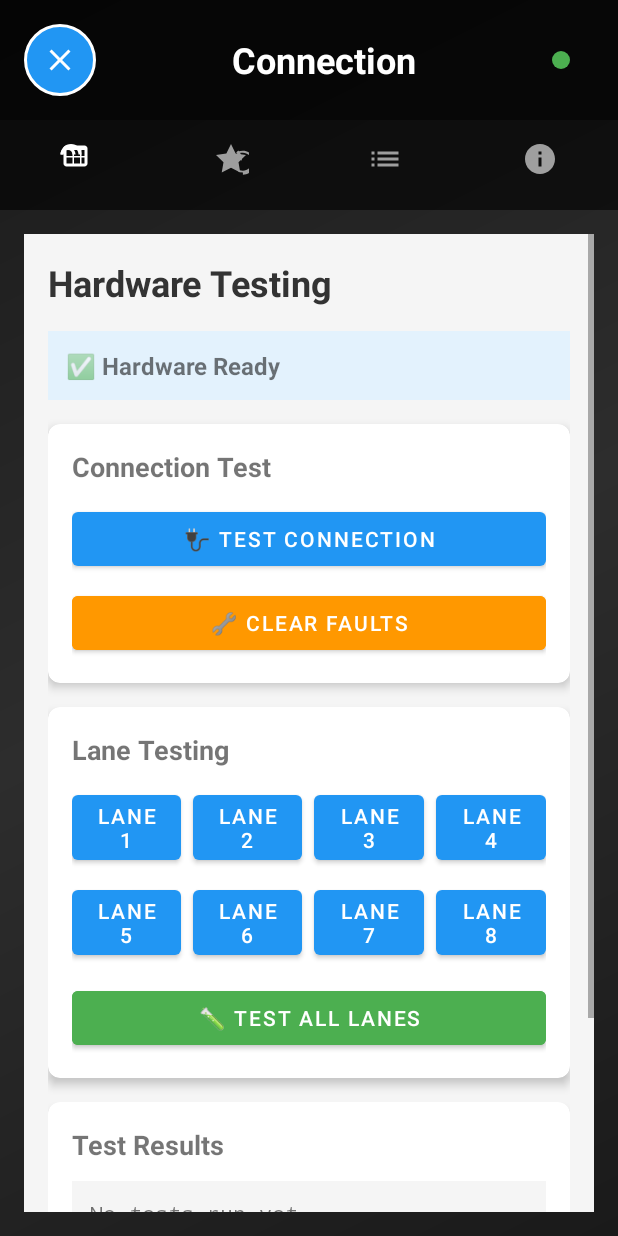
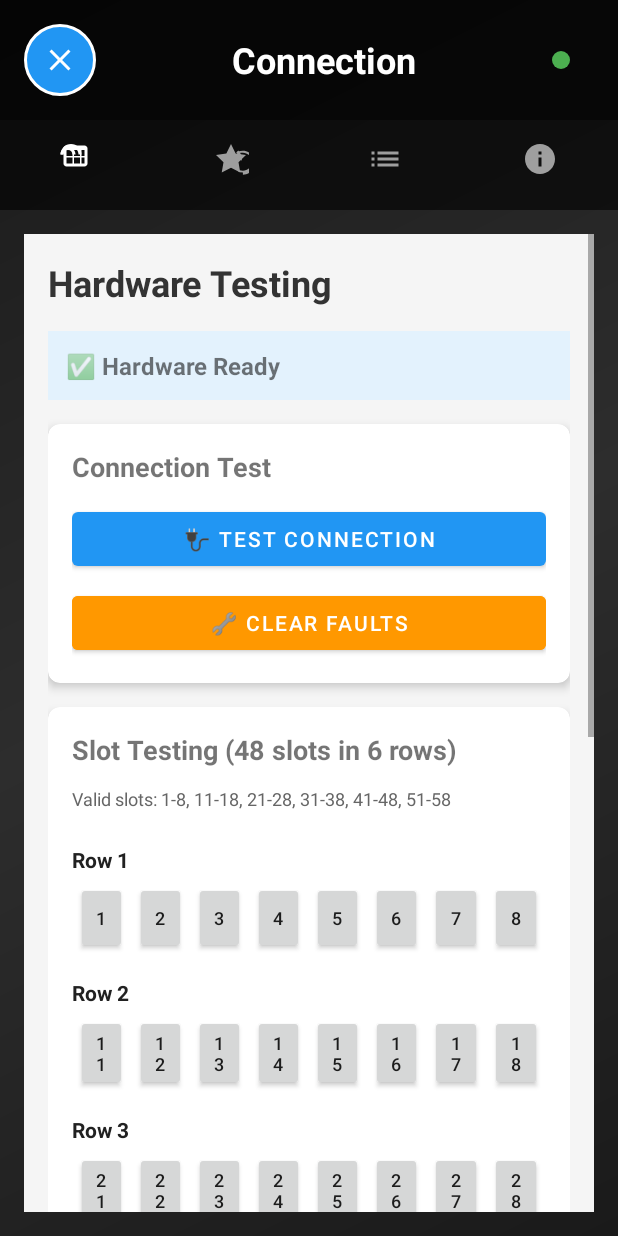
Before and after one commit to kimoantiqe/waterfountain-vending, an Android app: the fragment HardwareTestingFragment placed in its activity, on a phone screen of 412 x 824 dp. Run offline under Robolectric (Android 15) with nearby library versions, the phone set to English and light mode, and no system bars.

Commit message:
fix issues

```diff
--- a/app/src/main/java/com/waterfountainmachine/app/admin/fragments/HardwareTestingFragment.kt
+++ b/app/src/main/java/com/waterfountainmachine/app/admin/fragments/HardwareTestingFragment.kt
@@ -1,20 +1,27 @@
 package com.waterfountainmachine.app.admin.fragments
 
+import android.graphics.Color
 import android.os.Bundle
 import android.view.LayoutInflater
 import android.view.View
 import android.view.ViewGroup
+import android.widget.Button
+import android.widget.LinearLayout
 import android.widget.Toast
+import androidx.core.content.ContextCompat
 import androidx.fragment.app.Fragment
 import androidx.lifecycle.lifecycleScope
+import com.waterfountainmachine.app.R
 import com.waterfountainmachine.app.WaterFountainApplication
 import com.waterfountainmachine.app.databinding.FragmentHardwareTestingBinding
+import com.waterfountainmachine.app.hardware.sdk.SlotValidator
 import com.waterfountainmachine.app.utils.AppLog
 import kotlinx.coroutines.launch
 
 /**
  * Hardware Testing Panel
- * Test connection, individual lanes, and clear faults
+ * Test connection, individual slots (48 total), and clear faults
+ * Supports 48 slots in 6 rows: 1-8, 11-18, 21-28, 31-38, 41-48, 51-58
  */
 class HardwareTestingFragment : Fragment() {
 
@@ -22,6 +29,7 @@ class HardwareTestingFragment : Fragment() {
     private val binding get() = _binding!!
 
     private lateinit var app: WaterFountainApplication
+    private val slotButtons = mutableMapOf<Int, Button>()
 
     companion object {
         private const val TAG = "HardwareTestingFrag"
@@ -41,8 +49,72 @@ class HardwareTestingFragment : Fragment() {
 
         app = requireActivity().application as WaterFountainApplication
 
+        createSlotButtons()
         setupUI()
         updateStatus()
+    }
+
+    private fun createSlotButtons() {
+        // Create buttons for all 48 valid slots organized in 6 rows
+        binding.slotsContainer.removeAllViews()
+
+        for (row in 1..6) {
+            // Create row header
+            val rowHeaderLayout = LinearLayout(requireContext()).apply {
+                orientation = LinearLayout.HORIZONTAL
+                layoutParams = LinearLayout.LayoutParams(
+                    LinearLayout.LayoutParams.MATCH_PARENT,
+                    LinearLayout.LayoutParams.WRAP_CONTENT
+                ).apply {
+                    setMargins(0, 16, 0, 8)
+                }
+            }
+
+            val rowHeader = android.widget.TextView(requireContext()).apply {
+                text = "Row $row"
+                textSize = 14f
+                setTextColor(ContextCompat.getColor(requireContext(), R.color.text_primary))
+                typeface = android.graphics.Typeface.DEFAULT_BOLD
+                layoutParams = LinearLayout.LayoutParams(
+                    0,
+                    LinearLayout.LayoutParams.WRAP_CONTENT,
+                    1f
+                )
+            }
+            rowHeaderLayout.addView(rowHeader)
+            binding.slotsContainer.addView(rowHeaderLayout)
+
+            // Create row container for slot buttons
+            val rowLayout = LinearLayout(requireContext()).apply {
+                orientation = LinearLayout.HORIZONTAL
+                layoutParams = LinearLayout.LayoutParams(
+                    LinearLayout.LayoutParams.MATCH_PARENT,
+                    LinearLayout.LayoutParams.WRAP_CONTENT
+                ).apply {
+                    setMargins(0, 0, 0, 8)
+                }
+            }
+
+            val slots = SlotValidator.getSlotsInRow(row)
+            for (slot in slots) {
+                val button = Button(requireContext()).apply {
+                    text = slot.toString()
+                    textSize = 12f
+                    layoutParams = LinearLayout.LayoutParams(
+                        0,
+                        LinearLayout.LayoutParams.WRAP_CONTENT,
+                        1f
+                    ).apply {
+                        setMargins(4, 0, 4, 0)
+                    }
+                    setOnClickListener { testSlot(slot) }
+                }
+                slotButtons[slot] = button
+                rowLayout.addView(button)
+            }
+
+            binding.slotsContainer.addView(rowLayout)
+        }
     }
 
     private fun setupUI() {
@@ -56,19 +128,9 @@ class HardwareTestingFragment : Fragment() {
             clearFaults()
         }
 
-        // Lane test buttons
-        binding.testLane1Button.setOnClickListener { testLane(1) }
-        binding.testLane2Button.setOnClickListener { testLane(2) }
-        binding.testLane3Button.setOnClickListener { testLane(3) }
-        binding.testLane4Button.setOnClickListener { testLane(4) }
-        binding.testLane5Button.setOnClickListener { testLane(5) }
-        binding.testLane6Button.setOnClickListener { testLane(6) }
-        binding.testLane7Button.setOnClickListener { testLane(7) }
-        binding.testLane8Button.setOnClickListener { testLane(8) }
-
-        // Test all lanes
-        binding.testAllLanesButton.setOnClickListener {
-            testAllLanes()
+        // Test all slots
+        binding.testAllSlotsButton.setOnClickListener {
+            testAllSlots()
         }
     }
 
@@ -82,15 +144,9 @@ class HardwareTestingFragment : Fragment() {
         val enabled = isReady
         binding.testConnectionButton.isEnabled = enabled
         binding.clearFaultsButton.isEnabled = enabled
-        binding.testLane1Button.isEnabled = enabled
-        binding.testLane2Button.isEnabled = enabled
-        binding.testLane3Button.isEnabled = enabled
-        binding.testLane4Button.isEnabled = enabled
-        binding.testLane5Button.isEnabled = enabled
-        binding.testLane6Button.isEnabled = enabled
-        binding.testLane7Button.isEnabled = enabled
-        binding.testLane8Button.isEnabled = enabled
-        binding.testAllLanesButton.isEnabled = enabled
+        binding.testAllSlotsButton.isEnabled = enabled
+
+        slotButtons.values.forEach { it.isEnabled = enabled }
     }
 
     private fun testConnection() {
@@ -151,132 +207,118 @@ class HardwareTestingFragment : Fragment() {
         }
     }
 
-    private fun testLane(lane: Int) {
+    private fun testSlot(slot: Int) {
         lifecycleScope.launch {
             try {
-                binding.testResultText.text = "Testing lane $lane..."
-                AppLog.i(TAG, "Testing lane $lane...")
+                val position = SlotValidator.getSlotPosition(slot) ?: "Unknown"
+                binding.testResultText.text = "Testing slot $slot ($position)..."
+                AppLog.i(TAG, "Testing slot $slot...")
 
-                // Disable all lane buttons during test
-                setLaneButtonsEnabled(false)
+                // Disable all slot buttons during test
+                setSlotButtonsEnabled(false)
 
                 val startTime = System.currentTimeMillis()
 
                 // Test dispenser
-                val success = app.hardwareManager.testDispenser(lane)
+                val success = app.hardwareManager.testDispenser(slot)
 
                 val elapsed = System.currentTimeMillis() - startTime
 
                 if (success) {
-                    binding.testResultText.text = "✅ Lane $lane: Test Passed\nDispensing time: ${elapsed}ms"
-                    AppLog.i(TAG, "✅ Lane $lane test passed (${elapsed}ms)")
-                    Toast.makeText(requireContext(), "Lane $lane test passed!", Toast.LENGTH_SHORT).show()
+                    binding.testResultText.text = "✅ Slot $slot: Test Passed\n$position\nDispensing time: ${elapsed}ms"
+                    AppLog.i(TAG, "✅ Slot $slot test passed (${elapsed}ms)")
+                    Toast.makeText(requireContext(), "Slot $slot test passed!", Toast.LENGTH_SHORT).show()
 
-                    // Highlight successful lane button
-                    highlightLaneButton(lane, true)
+                    // Highlight successful slot button
+                    highlightSlotButton(slot, true)
                 } else {
-                    binding.testResultText.text = "❌ Lane $lane: Test Failed\nTime: ${elapsed}ms"
-                    AppLog.e(TAG, "❌ Lane $lane test failed")
-                    Toast.makeText(requireContext(), "Lane $lane test failed!", Toast.LENGTH_SHORT).show()
+                    binding.testResultText.text = "❌ Slot $slot: Test Failed\n$position\nTime: ${elapsed}ms"
+                    AppLog.e(TAG, "❌ Slot $slot test failed")
+                    Toast.makeText(requireContext(), "Slot $slot test failed!", Toast.LENGTH_SHORT).show()
 
-                    // Highlight failed lane button
-                    highlightLaneButton(lane, false)
+                    // Highlight failed slot button
+                    highlightSlotButton(slot, false)
                 }
 
                 // Re-enable buttons
-                setLaneButtonsEnabled(true)
+                setSlotButtonsEnabled(true)
 
             } catch (e: Exception) {
-                binding.testResultText.text = "❌ Lane $lane Error: ${e.message}"
-                AppLog.e(TAG, "Lane $lane test error", e)
+                binding.testResultText.text = "❌ Slot $slot Error: ${e.message}"
+                AppLog.e(TAG, "Slot $slot test error", e)
                 Toast.makeText(requireContext(), "Error: ${e.message}", Toast.LENGTH_LONG).show()
-                setLaneButtonsEnabled(true)
+                setSlotButtonsEnabled(true)
             }
         }
     }
 
-    private fun testAllLanes() {
+    private fun testAllSlots() {
         lifecycleScope.launch {
             try {
-                binding.testResultText.text = "Testing all lanes..."
-                AppLog.i(TAG, "Testing all lanes...")
+                binding.testResultText.text = "Testing all 48 slots..."
+                AppLog.i(TAG, "Testing all slots...")
 
-                setLaneButtonsEnabled(false)
+                setSlotButtonsEnabled(false)
+                binding.testAllSlotsButton.isEnabled = false
 
                 val results = mutableListOf<String>()
                 var successCount = 0
 
-                for (lane in 1..8) {
-                    binding.testResultText.text = "Testing all lanes...\nCurrent: Lane $lane"
+                for (slot in SlotValidator.VALID_SLOTS) {
+                    val position = SlotValidator.getSlotPosition(slot)
+                    binding.testResultText.text = "Testing all slots...\nCurrent: Slot $slot ($position)"
 
-                    val success = app.hardwareManager.testDispenser(lane)
+                    val success = app.hardwareManager.testDispenser(slot)
 
                     if (success) {
-                        results.add("Lane $lane: ✅")
+                        results.add("Slot $slot: ✅")
                         successCount++
-                        highlightLaneButton(lane, true)
+                        highlightSlotButton(slot, true)
                     } else {
-                        results.add("Lane $lane: ❌")
-                        highlightLaneButton(lane, false)
+                        results.add("Slot $slot: ❌")
+                        highlightSlotButton(slot, false)
                     }
 
-                    kotlinx.coroutines.delay(500) // Brief delay between tests
+                    kotlinx.coroutines.delay(300) // Brief delay between tests
                 }
 
-                val summary = "All Lanes Test Complete\n✅ $successCount/8 passed\n\n${results.joinToString("\n")}"
+                val summary = "All Slots Test Complete\n✅ $successCount/48 passed\n\n${results.take(10).joinToString("\n")}\n... (${results.size - 10} more)"
                 binding.testResultText.text = summary
-                AppLog.i(TAG, "All lanes test complete: $successCount/8 passed")
+                AppLog.i(TAG, "All slots test complete: $successCount/48 passed")
 
                 Toast.makeText(
                     requireContext(),
-                    "$successCount out of 8 lanes passed",
+                    "$successCount out of 48 slots passed",
                     Toast.LENGTH_LONG
                 ).show()
 
-                setLaneButtonsEnabled(true)
+                setSlotButtonsEnabled(true)
+                binding.testAllSlotsButton.isEnabled = true
 
             } catch (e: Exception) {
                 binding.testResultText.text = "❌ Error: ${e.message}"
-                AppLog.e(TAG, "Test all lanes error", e)
+                AppLog.e(TAG, "Test all slots error", e)
                 Toast.makeText(requireContext(), "Error: ${e.message}", Toast.LENGTH_LONG).show()
-                setLaneButtonsEnabled(true)
+                setSlotButtonsEnabled(true)
+                binding.testAllSlotsButton.isEnabled = true
             }
         }
     }
 
-    private fun setLaneButtonsEnabled(enabled: Boolean) {
-        binding.testLane1Button.isEnabled = enabled
-        binding.testLane2Button.isEnabled = enabled
-        binding.testLane3Button.isEnabled = enabled
-        binding.testLane4Button.isEnabled = enabled
-        binding.testLane5Button.isEnabled = enabled
-        binding.testLane6Button.isEnabled = enabled
-        binding.testLane7Button.isEnabled = enabled
-        binding.testLane8Button.isEnabled = enabled
-        binding.testAllLanesButton.isEnabled = enabled
+    private fun setSlotButtonsEnabled(enabled: Boolean) {
+        slotButtons.values.forEach { it.isEnabled = enabled }
     }
 
-    private fun highlightLaneButton(lane: Int, success: Boolean) {
-        val color = if (success) android.graphics.Color.parseColor("#4CAF50")
-                    else android.graphics.Color.parseColor("#F44336")
-
-        val button = when (lane) {
-            1 -> binding.testLane1Button
-            2 -> binding.testLane2Button
-            3 -> binding.testLane3Button
-            4 -> binding.testLane4Button
-            5 -> binding.testLane5Button
-            6 -> binding.testLane6Button
-            7 -> binding.testLane7Button
-            8 -> binding.testLane8Button
-            else -> return
-        }
+    private fun highlightSlotButton(slot: Int, success: Boolean) {
+        val button = slotButtons[slot] ?: return
+        val color = if (success) Color.parseColor("#4CAF50")
+                    else Color.parseColor("#F44336")
 
         button.setBackgroundColor(color)
 
         // Reset color after 2 seconds
         button.postDelayed({
-            button.setBackgroundColor(android.graphics.Color.parseColor("#2196F3"))
+            button.setBackgroundColor(ContextCompat.getColor(requireContext(), R.color.primary))
         }, 2000)
     }
 
--- a/app/src/main/java/com/waterfountainmachine/app/hardware/sdk/VendingMachineSDK.kt
+++ b/app/src/main/java/com/waterfountainmachine/app/hardware/sdk/VendingMachineSDK.kt
@@ -34,7 +34,7 @@ interface VendingMachineSDK {
 
     /**
      * Send delivery command to dispense water
-     * @param slot Slot number (1-255) - cargo lane
+     * @param slot Slot number - Valid slots: 1-8, 11-18, 21-28, 31-38, 41-48, 51-58 (48 total slots in 6 rows)
      * @param quantity Quantity to dispense (typically 1)
      * @return Delivery response with slot and quantity confirmation
      */
@@ -120,7 +120,7 @@ class VendingMachineSDKImpl(
     }
 
     override suspend fun sendDeliveryCommand(slot: Int, quantity: Int): Result<VmcResponse.DeliveryResponse> {
-        require(slot in 1..255) { "Slot must be between 1 and 255" }
+        SlotValidator.validateSlotOrThrow(slot)
         require(quantity in 1..255) { "Quantity must be between 1 and 255" }
 
         return executeCommand(
@@ -136,7 +136,7 @@ class VendingMachineSDKImpl(
     }
 
     override suspend fun queryDeliveryStatus(slot: Int, quantity: Int): Result<VmcResponse.StatusResponse> {
-        require(slot in 1..255) { "Slot must be between 1 and 255" }
+        SlotValidator.validateSlotOrThrow(slot)
         require(quantity in 1..255) { "Quantity must be between 1 and 255" }
 
         return executeCommand(
--- a/app/src/main/res/layout/fragment_hardware_testing.xml
+++ b/app/src/main/res/layout/fragment_hardware_testing.xml
@@ -71,7 +71,7 @@
             </LinearLayout>
         </androidx.cardview.widget.CardView>
 
-        <!-- Lane Testing -->
+        <!-- Slot Testing (48 slots in 6 rows) -->
         <androidx.cardview.widget.CardView
             android:layout_width="match_parent"
             android:layout_height="wrap_content"
@@ -88,100 +88,32 @@
                 <TextView
                     android:layout_width="match_parent"
                     android:layout_height="wrap_content"
-                    android:text="Lane Testing"
+                    android:text="Slot Testing (48 slots in 6 rows)"
                     android:textSize="18sp"
                     android:textStyle="bold"
                     android:layout_marginBottom="12dp"/>
 
-                <!-- Row 1 -->
-                <LinearLayout
+                <TextView
                     android:layout_width="match_parent"
                     android:layout_height="wrap_content"
-                    android:orientation="horizontal"
-                    android:layout_marginBottom="8dp">
+                    android:text="Valid slots: 1-8, 11-18, 21-28, 31-38, 41-48, 51-58"
+                    android:textSize="12sp"
+                    android:textColor="#666666"
+                    android:layout_marginBottom="12dp"/>
 
-                    <Button
-                        android:id="@+id/testLane1Button"
-                        android:layout_width="0dp"
-                        android:layout_height="wrap_content"
-                        android:layout_weight="1"
-                        android:text="Lane 1"
-                        android:layout_marginEnd="4dp"/>
-
-                    <Button
-                        android:id="@+id/testLane2Button"
-                        android:layout_width="0dp"
-                        android:layout_height="wrap_content"
-                        android:layout_weight="1"
-                        android:text="Lane 2"
-                        android:layout_marginStart="4dp"
-                        android:layout_marginEnd="4dp"/>
-
-                    <Button
-                        android:id="@+id/testLane3Button"
-                        android:layout_width="0dp"
-                        android:layout_height="wrap_content"
-                        android:layout_weight="1"
-                        android:text="Lane 3"
-                        android:layout_marginStart="4dp"
-                        android:layout_marginEnd="4dp"/>
-
-                    <Button
-                        android:id="@+id/testLane4Button"
-                        android:layout_width="0dp"
-                        android:layout_height="wrap_content"
-                        android:layout_weight="1"
-                        android:text="Lane 4"
-                        android:layout_marginStart="4dp"/>
-                </LinearLayout>
-
-                <!-- Row 2 -->
+                <!-- Slots container will be dynamically populated -->
                 <LinearLayout
+                    android:id="@+id/slotsContainer"
                     android:layout_width="match_parent"
                     android:layout_height="wrap_content"
-                    android:orientation="horizontal"
-                    android:layout_marginBottom="12dp">
-
-                    <Button
-                        android:id="@+id/testLane5Button"
-                        android:layout_width="0dp"
-                        android:layout_height="wrap_content"
-                        android:layout_weight="1"
-                        android:text="Lane 5"
-                        android:layout_marginEnd="4dp"/>
-
-                    <Button
-                        android:id="@+id/testLane6Button"
-                        android:layout_width="0dp"
-                        android:layout_height="wrap_content"
-                        android:layout_weight="1"
-                        android:text="Lane 6"
-                        android:layout_marginStart="4dp"
-                        android:layout_marginEnd="4dp"/>
-
-                    <Button
-                        android:id="@+id/testLane7Button"
-                        android:layout_width="0dp"
-                        android:layout_height="wrap_content"
-                        android:layout_weight="1"
-                        android:text="Lane 7"
-                        android:layout_marginStart="4dp"
-                        android:layout_marginEnd="4dp"/>
-
-                    <Button
-                        android:id="@+id/testLane8Button"
-                        android:layout_width="0dp"
-                        android:layout_height="wrap_content"
-                        android:layout_weight="1"
-                        android:text="Lane 8"
-                        android:layout_marginStart="4dp"/>
-                </LinearLayout>
+                    android:orientation="vertical"
+                    android:layout_marginBottom="12dp"/>
 
                 <Button
-                    android:id="@+id/testAllLanesButton"
+                    android:id="@+id/testAllSlotsButton"
                     android:layout_width="match_parent"
                     android:layout_height="wrap_content"
-                    android:text="🧪 Test All Lanes"
+                    android:text="🧪 Test All 48 Slots"
                     android:backgroundTint="#4CAF50"/>
             </LinearLayout>
         </androidx.cardview.widget.CardView>
```
Also changed, not shown: app/src/main/java/com/waterfountainmachine/app/admin/fragments/ProtocolDebuggerFragment.kt (+32 -5 lines), app/src/main/java/com/waterfountainmachine/app/hardware/LaneManager.kt (+27 -18 lines), app/src/main/java/com/waterfountainmachine/app/hardware/sdk/SlotValidator.kt (added, +145 -0 lines).
